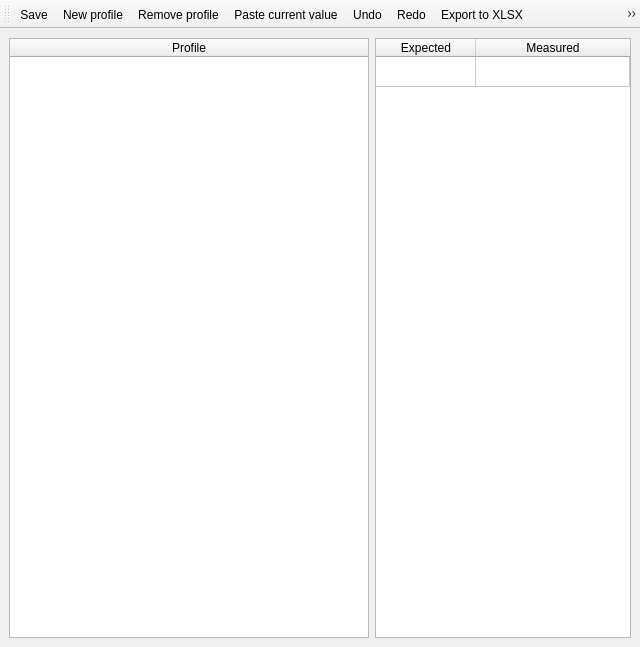
First picture: the form in profileseditor.ui, repository ilventu/denso, before the edit.
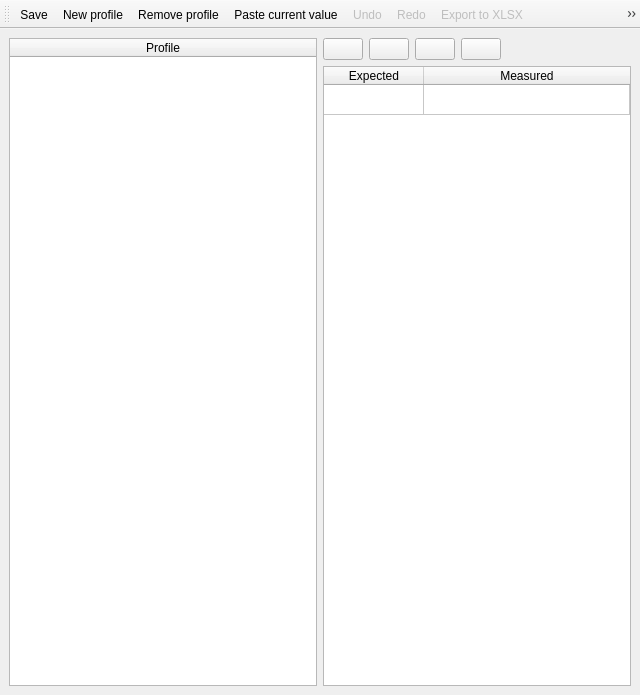
Second picture: the form after the edit. Icons and pictures are not drawn.

Patch:
```diff
--- a/profileseditor.ui
+++ b/profileseditor.ui
@@ -7,7 +7,7 @@
     <x>0</x>
     <y>0</y>
     <width>640</width>
-    <height>600</height>
+    <height>695</height>
    </rect>
   </property>
   <property name="maximumSize">
@@ -44,6 +44,69 @@
          </widget>
         </item>
         <item>
+         <layout class="QVBoxLayout" name="verticalLayout_4">
+          <item>
+           <layout class="QHBoxLayout" name="horizontalLayout_2">
+            <item>
+             <widget class="QPushButton" name="pushButton_4">
+              <property name="text">
+               <string/>
+              </property>
+              <property name="icon">
+               <iconset theme="media-record">
+                <normaloff>.</normaloff>.</iconset>
+              </property>
+             </widget>
+            </item>
+            <item>
+             <widget class="QPushButton" name="pushButton">
+              <property name="text">
+               <string/>
+              </property>
+              <property name="icon">
+               <iconset theme="list-add">
+                <normaloff>.</normaloff>.</iconset>
+              </property>
+             </widget>
+            </item>
+            <item>
+             <widget class="QPushButton" name="pushButton_2">
+              <property name="text">
+               <string/>
+              </property>
+              <property name="icon">
+               <iconset theme="list-remove">
+                <normaloff>.</normaloff>.</iconset>
+              </property>
+             </widget>
+            </item>
+            <item>
+             <widget class="QPushButton" name="pushButton_3">
+              <property name="text">
+               <string/>
+              </property>
+              <property name="icon">
+               <iconset theme="view-sort-ascending">
+                <normaloff>.</normaloff>.</iconset>
+              </property>
+             </widget>
+            </item>
+            <item>
+             <spacer name="horizontalSpacer">
+              <property name="orientation">
+               <enum>Qt::Horizontal</enum>
+              </property>
+              <property name="sizeHint" stdset="0">
+               <size>
+                <width>40</width>
+                <height>20</height>
+               </size>
+              </property>
+             </spacer>
+            </item>
+           </layout>
+          </item>
+          <item>
          <widget class="QTableWidget" name="tableValues">
           <property name="sizePolicy">
            <sizepolicy hsizetype="Preferred" vsizetype="Expanding">
@@ -94,6 +157,8 @@
      </layout>
     </item>
    </layout>
+    </item>
+   </layout>
   </widget>
   <widget class="QToolBar" name="toolBar">
    <property name="windowTitle">
@@ -163,6 +228,9 @@
    </property>
   </action>
   <action name="actionUndo">
+   <property name="enabled">
+    <bool>false</bool>
+   </property>
    <property name="icon">
     <iconset theme="edit-undo-symbolic">
      <normaloff>.</normaloff>.</iconset>
@@ -175,6 +243,9 @@
    </property>
   </action>
   <action name="actionRedo">
+   <property name="enabled">
+    <bool>false</bool>
+   </property>
    <property name="icon">
     <iconset theme="edit-redo-symbolic">
      <normaloff>.</normaloff>.</iconset>
@@ -187,6 +258,9 @@
    </property>
   </action>
   <action name="actionExport_to_XLSX">
+   <property name="enabled">
+    <bool>false</bool>
+   </property>
    <property name="icon">
     <iconset theme="document-save-as-symbolic">
      <normaloff>.</normaloff>.</iconset>
@@ -199,6 +273,9 @@
    </property>
   </action>
   <action name="actionImport_from_XSLX">
+   <property name="enabled">
+    <bool>false</bool>
+   </property>
    <property name="icon">
     <iconset theme="document-open">
      <normaloff>.</normaloff>.</iconset>
```
Lines whose indentation alone changed are shown as unchanged.
